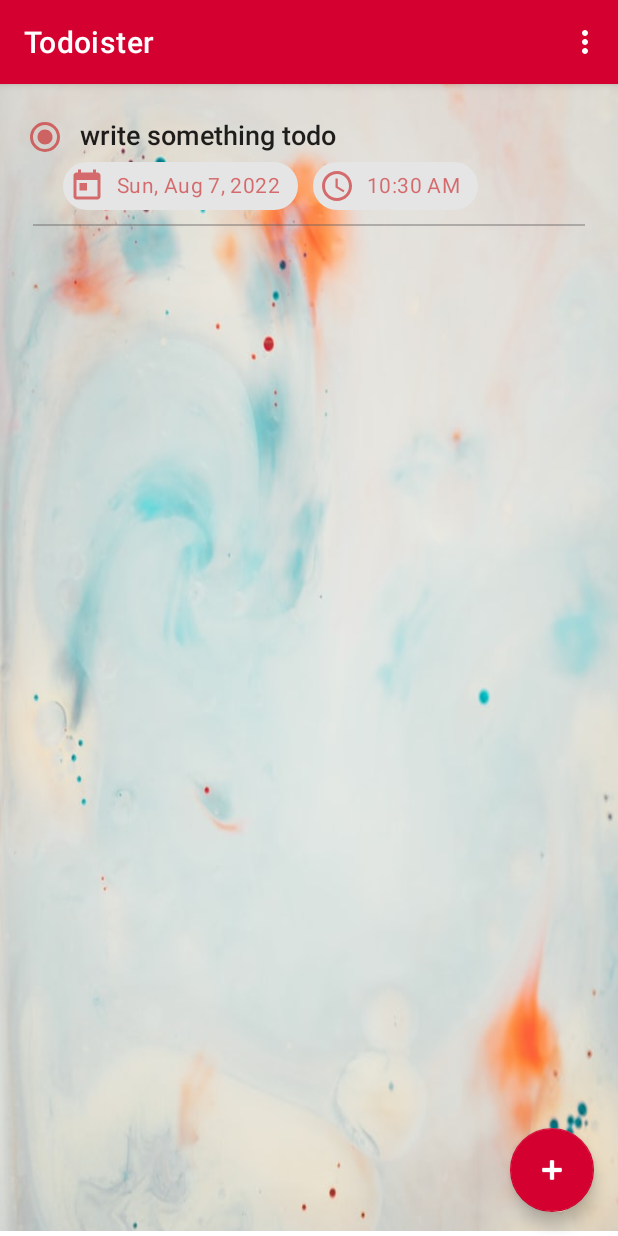
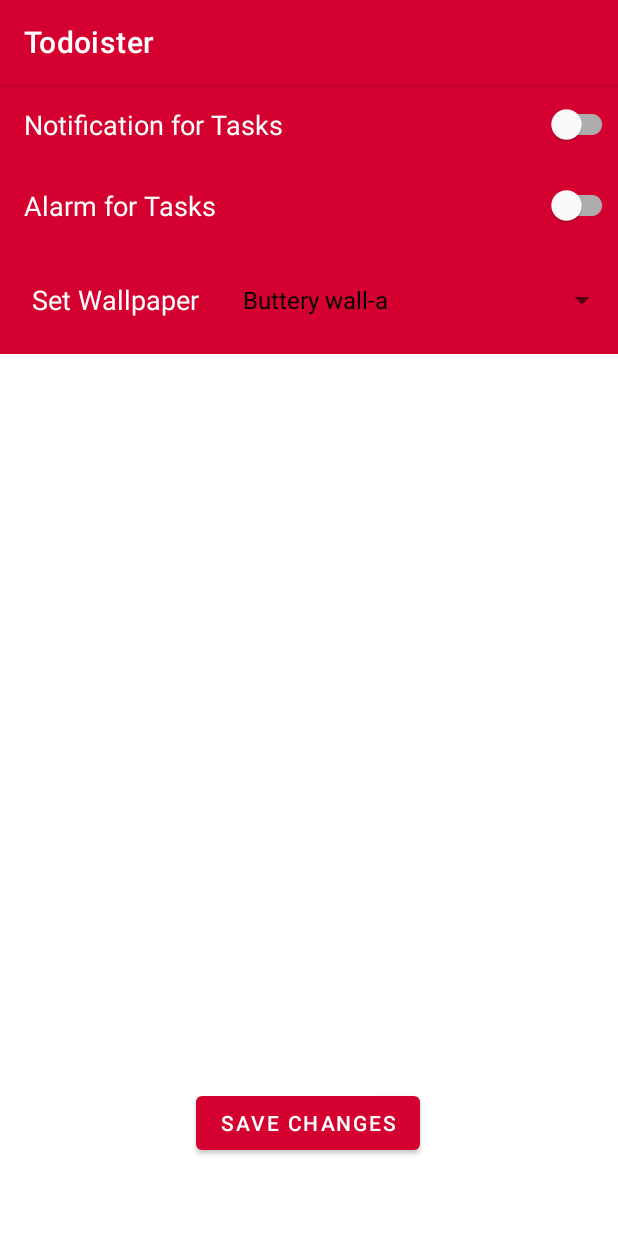
Before and after one commit to ASIKALIKHAN/Todoist_Clone_App, an Android app: the screen it shows after launch (MainActivity before the commit, SettingActivity after it), in the options menu, after a tap on "Settings", on a phone screen of 412 x 824 dp. Run offline under Robolectric (Android 15) with nearby library versions, the phone set to English and light mode, and no system bars; our stand-ins replace Room's generated code; Roboto replaces fonts that are not available here.

Commit message:
added skeleton of setting screen

```diff
--- a/app/build.gradle
+++ b/app/build.gradle
@@ -39,7 +39,7 @@ dependencies {
     implementation "androidx.lifecycle:lifecycle-livedata:$lifecycle_version"
     // Room components
     implementation 'androidx.legacy:legacy-support-v4:1.0.0'
-    androidTestImplementation "androidx.room:room-testing:2.4.2"
+    androidTestImplementation "androidx.room:room-testing:2.4.3"
     // Lifecycle components
     implementation "androidx.lifecycle:lifecycle-common-java8:2.6.0-alpha01"
     implementation "androidx.coordinatorlayout:coordinatorlayout:1.2.0"
@@ -47,8 +47,8 @@ dependencies {
     implementation 'androidx.appcompat:appcompat:1.4.2'
     implementation 'com.google.android.material:material:1.6.1'
     implementation 'androidx.constraintlayout:constraintlayout:2.1.4'
-    implementation 'androidx.navigation:navigation-fragment:2.5.0'
-    implementation 'androidx.navigation:navigation-ui:2.5.0'
+    implementation 'androidx.navigation:navigation-fragment:2.5.1'
+    implementation 'androidx.navigation:navigation-ui:2.5.1'
     testImplementation 'junit:junit:4.13.2'
     androidTestImplementation 'androidx.test.ext:junit:1.1.3'
     androidTestImplementation 'androidx.test.espresso:espresso-core:3.4.0'
--- a/app/src/main/java/com/bawp/todoister/MainActivity.java
+++ b/app/src/main/java/com/bawp/todoister/MainActivity.java
@@ -18,10 +18,11 @@ import androidx.appcompat.app.AppCompatActivity;
 import androidx.appcompat.app.AppCompatDelegate;
 import androidx.appcompat.widget.Toolbar;
 import androidx.constraintlayout.widget.ConstraintLayout;
+
 import androidx.lifecycle.ViewModelProvider;
 import androidx.recyclerview.widget.LinearLayoutManager;
 import androidx.recyclerview.widget.RecyclerView;
-import android.os.Handler;
+
 import android.view.Menu;
 import android.view.MenuInflater;
 import android.view.MenuItem;
@@ -155,6 +156,7 @@ public class MainActivity extends AppCompatActivity {
         //noinspection SimplifiableIfStatement
         if (id == R.id.action_about) {
             startActivity(new Intent(this,AboutActivity.class));
+
         }
         else if (id == R.id.action_delete_selected) {
             if(deleteReadyForMenu) {
@@ -214,8 +216,9 @@ public class MainActivity extends AppCompatActivity {
         }
         else if(id == R.id.action_settings){
             //todo add settings features
-            Toast.makeText(MainActivity.this, R.string.toast_msg_for_underdevelopment, Toast.LENGTH_LONG).show();
-           new Handler().postDelayed(() -> Toast.makeText(getApplicationContext(), "Designed & Developed by: ❤️AIZU", Toast.LENGTH_LONG).show(),3000);
+            Intent intentTake = new Intent(MainActivity.this,SettingActivity.class);
+            startActivity(intentTake);
+         //  new Handler().postDelayed(() -> Toast.makeText(getApplicationContext(), "Designed & Developed by: ❤️AIZU", Toast.LENGTH_LONG).show(),3000);
         }
         return super.onOptionsItemSelected(item);
     }
--- /dev/null
+++ b/app/src/main/java/com/bawp/todoister/SettingActivity.java
@@ -0,0 +1,72 @@
+package com.bawp.todoister;
+
+import androidx.appcompat.app.AppCompatActivity;
+import android.content.Intent;
+import android.os.Bundle;
+import android.widget.ArrayAdapter;
+import android.widget.Button;
+import android.widget.Spinner;
+
+import com.google.android.material.switchmaterial.SwitchMaterial;
+
+public class SettingActivity extends AppCompatActivity  {
+  //  implements AdapterView.OnItemSelectedListener
+
+    private Spinner spinner;
+    private SwitchMaterial notificationSwitch;
+    private SwitchMaterial alarmSwitch;
+    private Button saveButton;
+    private final String[] wallpaper = new String[]{"Buttery wall-a","abstract milky-b","fantasy opaque-c","abstract smooth-d"};
+
+
+    @Override
+    protected void onCreate(Bundle savedInstanceState) {
+        super.onCreate(savedInstanceState);
+        setContentView(R.layout.activity_setting);
+        spinner = findViewById(R.id.wallpaper_spinner);
+        notificationSwitch = findViewById(R.id.switch_notification);
+        alarmSwitch = findViewById(R.id.switch_alarm);
+        saveButton = findViewById(R.id.save_button);
+        saveButton.setOnClickListener(v -> restartApp());
+        notificationSwitch.setOnCheckedChangeListener((buttonView, isChecked) -> {
+
+        });
+        alarmSwitch.setOnCheckedChangeListener((buttonView, isChecked) -> {
+
+        });
+
+        ArrayAdapter<String> adapter = new ArrayAdapter(SettingActivity.this,
+                android.R.layout.simple_spinner_dropdown_item,
+                wallpaper);
+
+        adapter.setDropDownViewResource(android.R.layout.simple_spinner_dropdown_item);
+        spinner.setAdapter(adapter);
+
+     //   spinner.setOnItemClickListener((AdapterView.OnItemClickListener) SettingActivity.this);
+
+
+
+
+
+
+    }
+
+    public void restartApp(){
+        Intent restart = new Intent(getApplicationContext(), MainActivity.class);
+        startActivity(restart);
+
+        Intent jumpTo = new Intent(getApplicationContext(), SettingActivity.class);
+        startActivity(jumpTo);
+        finish();
+    }
+
+//    @Override
+//    public void onItemSelected(AdapterView<?> parent, View view, int position, long id) {
+//
+//    }
+//
+//    @Override
+//    public void onNothingSelected(AdapterView<?> parent) {
+//
+//    }
+}
--- a/app/src/main/java/com/bawp/todoister/util/Utils.java
+++ b/app/src/main/java/com/bawp/todoister/util/Utils.java
@@ -11,7 +11,7 @@ import java.text.SimpleDateFormat;
 import java.util.Date;
 
 
-public class Utils {
+public  class Utils {
     public static String formatDate(Date date) {
         SimpleDateFormat simpleDateFormat = (SimpleDateFormat) SimpleDateFormat.getDateInstance();
 //        simpleDateFormat.applyPattern("EEE, MMM d"); h:mm a
@@ -41,4 +41,17 @@ public class Utils {
         }
         return color;
     }
+  /*  public static int priorityColorForAlarm(String task) {
+        int color;
+        if (task.equals(Priority.HIGH.toString())) {
+            color = Color.argb(150,201, 21, 23);
+        }else if (task.equals(Priority.MEDIUM.toString())) {
+            color = Color.argb(150,255, 150,0);
+        }else {
+            color = Color.argb(150, 70, 181, 255);
+        }
+        return color;
+    }
+
+   */
 }
--- /dev/null
+++ b/app/src/main/res/drawable/ic_baseline_alarm_execute.xml
@@ -0,0 +1,5 @@
+<vector android:height="24dp" android:tint="#FD0022"
+    android:viewportHeight="24" android:viewportWidth="24"
+    android:width="24dp" xmlns:android="http://schemas.android.com/apk/res/android">
+    <path android:fillColor="@android:color/white" android:pathData="M22,5.72l-4.6,-3.86 -1.29,1.53 4.6,3.86L22,5.72zM7.88,3.39L6.6,1.86 2,5.71l1.29,1.53 4.59,-3.85zM12,4c-4.97,0 -9,4.03 -9,9s4.02,9 9,9c4.97,0 9,-4.03 9,-9s-4.03,-9 -9,-9zM12,20c-3.87,0 -7,-3.13 -7,-7s3.13,-7 7,-7 7,3.13 7,7 -3.13,7 -7,7zM10.54,14.53L8.41,12.4l-1.06,1.06 3.18,3.18 6,-6 -1.06,-1.06 -4.93,4.95z"/>
+</vector>
--- /dev/null
+++ b/app/src/main/res/drawable/ic_baseline_alert_priority.xml
@@ -0,0 +1,5 @@
+<vector android:height="24dp" android:tint="#FD0022"
+    android:viewportHeight="24" android:viewportWidth="24"
+    android:width="24dp" xmlns:android="http://schemas.android.com/apk/res/android">
+    <path android:fillColor="@android:color/white" android:pathData="M1,21h22L12,2 1,21zM13,18h-2v-2h2v2zM13,14h-2v-4h2v4z"/>
+</vector>
--- /dev/null
+++ b/app/src/main/res/drawable/ic_baseline_work_24.xml
@@ -0,0 +1,5 @@
+<vector android:height="24dp" android:tint="#FD0022"
+    android:viewportHeight="24" android:viewportWidth="24"
+    android:width="24dp" xmlns:android="http://schemas.android.com/apk/res/android">
+    <path android:fillColor="@android:color/white" android:pathData="M20,6h-4L16,4c0,-1.11 -0.89,-2 -2,-2h-4c-1.11,0 -2,0.89 -2,2v2L4,6c-1.11,0 -1.99,0.89 -1.99,2L2,19c0,1.11 0.89,2 2,2h16c1.11,0 2,-0.89 2,-2L22,8c0,-1.11 -0.89,-2 -2,-2zM14,6h-4L10,4h4v2z"/>
+</vector>
--- a/app/src/main/res/layout/activity_alarm.xml
+++ b/app/src/main/res/layout/activity_alarm.xml
@@ -26,7 +26,8 @@
         android:layout_width="wrap_content"
         android:layout_height="wrap_content"
         android:layout_marginTop="12dp"
-        android:text="PRIORITY"
+        android:text="@string/alarm_aux_prioritytag"
+        app:chipIcon="@drawable/ic_baseline_alert_priority"
         app:layout_constraintEnd_toEndOf="@+id/textview_todo_title_alarm"
         app:layout_constraintHorizontal_bias="0.488"
         app:layout_constraintStart_toStartOf="@+id/textview_todo_title_alarm"
@@ -39,6 +40,7 @@
         android:layout_height="55dp"
         android:layout_marginTop="28dp"
         android:text="Date And Time"
+        app:chipIcon="@drawable/ic_baseline_alarm_execute"
         app:layout_constraintBottom_toTopOf="@+id/guideline5"
         app:layout_constraintEnd_toEndOf="@+id/chip_priority_alarm"
         app:layout_constraintHorizontal_bias="0.503"
@@ -54,7 +56,7 @@
         app:layout_constraintGuide_percent="0.29" />
 
     <Button
-        android:id="@+id/button"
+        android:id="@+id/button_off_alarm"
         android:layout_width="wrap_content"
         android:layout_height="wrap_content"
         android:text="@string/off_alarmbtn"
--- /dev/null
+++ b/app/src/main/res/layout/activity_setting.xml
@@ -0,0 +1,94 @@
+<?xml version="1.0" encoding="utf-8"?>
+<androidx.constraintlayout.widget.ConstraintLayout xmlns:android="http://schemas.android.com/apk/res/android"
+    xmlns:app="http://schemas.android.com/apk/res-auto"
+    xmlns:tools="http://schemas.android.com/tools"
+    android:id="@+id/constrainlayout"
+    android:layout_width="match_parent"
+    android:layout_height="match_parent"
+    tools:context=".SettingActivity">
+
+    <LinearLayout
+        android:layout_width="match_parent"
+        android:layout_height="0dp"
+        android:layout_marginBottom="4dp"
+        android:background="@color/purple_500"
+        android:orientation="vertical"
+        app:layout_constraintBottom_toTopOf="@+id/guideline6"
+        app:layout_constraintEnd_toEndOf="parent"
+        app:layout_constraintStart_toStartOf="parent"
+        app:layout_constraintTop_toTopOf="parent"
+        >
+
+        <com.google.android.material.switchmaterial.SwitchMaterial
+            android:id="@+id/switch_notification"
+            android:layout_width="match_parent"
+            android:layout_height="0dp"
+            android:layout_weight="0.33"
+            android:paddingStart="@dimen/dimen_16"
+            android:text="@string/notification_for_tasks"
+            android:textAppearance="@style/TextAppearance.AppCompat.Medium"
+            android:textColor="@color/white" />
+
+        <com.google.android.material.switchmaterial.SwitchMaterial
+            android:id="@+id/switch_alarm"
+            android:layout_width="match_parent"
+            android:layout_height="0dp"
+            android:layout_weight="0.33"
+            android:paddingStart="@dimen/dimen_16"
+            android:text="@string/alarm_for_tasks"
+            android:textAppearance="@style/TextAppearance.AppCompat.Medium"
+            android:textColor="@color/white" />
+
+        <LinearLayout
+            android:layout_width="match_parent"
+            android:layout_height="0dp"
+            android:layout_weight="0.44"
+            android:orientation="horizontal">
+
+            <TextView
+                android:id="@+id/set_wallpaper_textview"
+                android:layout_width="wrap_content"
+                android:layout_height="match_parent"
+                android:layout_weight="0.4"
+                android:ems="12"
+                android:gravity="center"
+                android:text="@string/set_background_wallpaper"
+                android:textAppearance="@style/TextAppearance.AppCompat.Medium"
+                android:textColor="@color/white"
+                tools:ignore="NestedWeights" />
+
+            <Spinner
+                android:id="@+id/wallpaper_spinner"
+                android:layout_width="match_parent"
+                android:layout_height="match_parent"
+                android:layout_weight="0.6"
+                android:contentDescription="@string/about_msg_new" />
+        </LinearLayout>
+
+    </LinearLayout>
+
+    <androidx.constraintlayout.widget.Guideline
+        android:id="@+id/guideline6"
+        android:layout_width="wrap_content"
+        android:layout_height="wrap_content"
+        android:orientation="horizontal"
+        app:layout_constraintGuide_percent="0.24" />
+
+    <Button
+        android:id="@+id/save_button"
+        android:layout_width="wrap_content"
+        android:layout_height="wrap_content"
+        android:layout_marginTop="8dp"
+        android:text="@string/button_operation"
+        app:layout_constraintEnd_toEndOf="parent"
+        app:layout_constraintHorizontal_bias="0.498"
+        app:layout_constraintStart_toStartOf="parent"
+        app:layout_constraintTop_toTopOf="@+id/guideline8" />
+
+    <androidx.constraintlayout.widget.Guideline
+        android:id="@+id/guideline8"
+        android:layout_width="wrap_content"
+        android:layout_height="wrap_content"
+        android:orientation="horizontal"
+        app:layout_constraintGuide_percent="0.86" />
+</androidx.constraintlayout.widget.ConstraintLayout>
--- a/app/src/main/res/values/strings.xml
+++ b/app/src/main/res/values/strings.xml
@@ -39,9 +39,14 @@
     <string name="settings">Settings</string>
     <string name="toastmsg_on_cancel">DELETE OPERATION CANCELED</string>
     <string name="toast_msg_for_underdevelopment"><![CDATA[New features are coming soon...]]></string>
-    <string name="about_msg_new">Todoist App - by ♡AIZU - version 0.1</string>
+    <string name="about_msg_new">Todoist App - by ♡AIZU - version 1.2</string>
     <string name="textview">TextView</string>
     <string name="no_todo_to_show">No Todo to Show</string>
     <string name="alarm_msg">your todo is here</string>
     <string name="off_alarmbtn">OFF</string>
+    <string name="alarm_aux_prioritytag"> PRIORITY</string>
+    <string name="notification_for_tasks">Notification for Tasks</string>
+    <string name="alarm_for_tasks">Alarm for Tasks</string>
+    <string name="set_background_wallpaper">Set Wallpaper</string>
+    <string name="button_operation">Save Changes</string>
 </resources>
```
Also changed, not shown: app/src/main/AndroidManifest.xml (+11 -4 lines), app/src/main/java/com/bawp/todoister/AlarmActivity.java (+30 -6 lines), app/src/main/java/com/bawp/todoister/BottomSheetFragment.java (+73 -49 lines), app/src/main/java/com/bawp/todoister/broadcast/TaskBroadcastReceiver.java (+36 -9 lines), app/src/main/java/com/bawp/todoister/data/DoisterRepository.java (+1 -6 lines).
